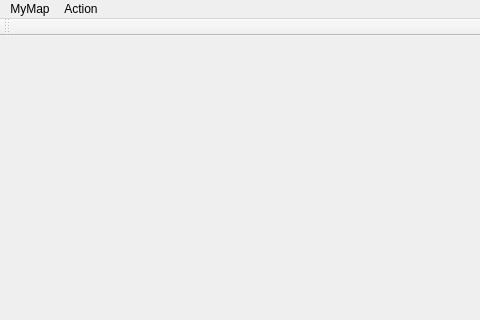
Old version of the form MyMap/mainwindow.ui in the repository Gacom111haaa/CMap; both pictures show x 0 to 480 and y 0 to 320 of the 698 by 578 pixel window.
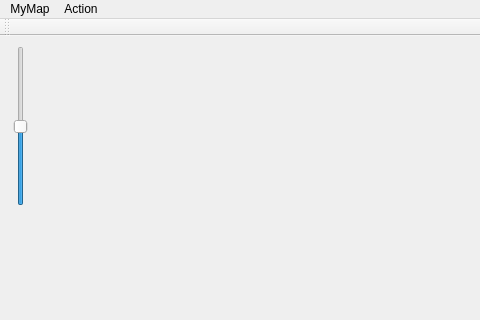
New version of the form.

Diff of the .ui file:
```diff
--- a/MyMap/mainwindow.ui
+++ b/MyMap/mainwindow.ui
@@ -17,14 +17,36 @@
    <widget class="QWidget" name="verticalLayoutWidget">
     <property name="geometry">
      <rect>
-      <x>10</x>
+      <x>60</x>
       <y>10</y>
-      <width>321</width>
-      <height>501</height>
+      <width>621</width>
+      <height>451</height>
      </rect>
     </property>
     <layout class="QVBoxLayout" name="verticalLayout"/>
    </widget>
+   <widget class="QSlider" name="verticalSlider">
+    <property name="geometry">
+     <rect>
+      <x>10</x>
+      <y>10</y>
+      <width>22</width>
+      <height>160</height>
+     </rect>
+    </property>
+    <property name="minimum">
+     <number>14</number>
+    </property>
+    <property name="maximum">
+     <number>16</number>
+    </property>
+    <property name="value">
+     <number>15</number>
+    </property>
+    <property name="orientation">
+     <enum>Qt::Vertical</enum>
+    </property>
+   </widget>
   </widget>
   <widget class="QMenuBar" name="menuBar">
    <property name="geometry">
```
